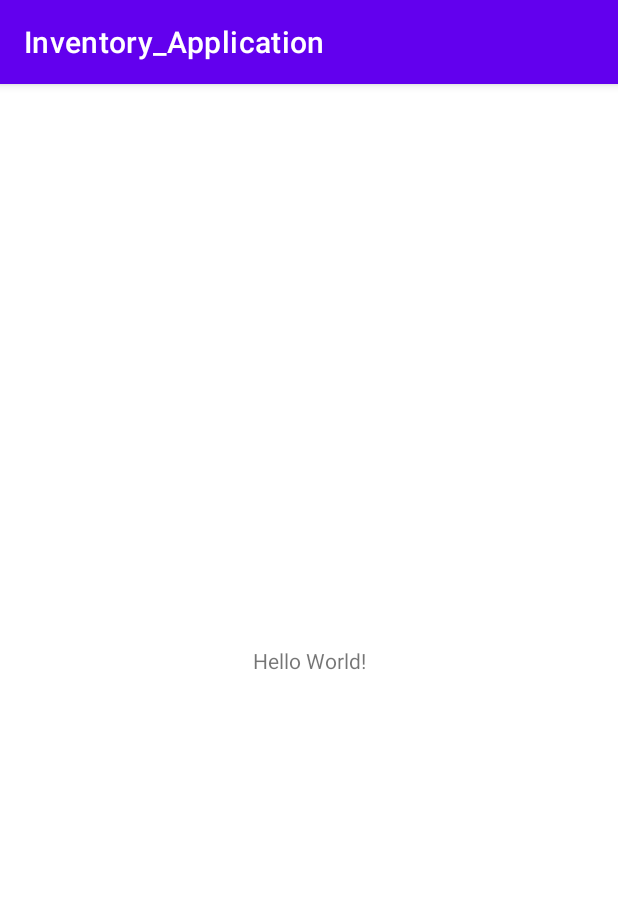
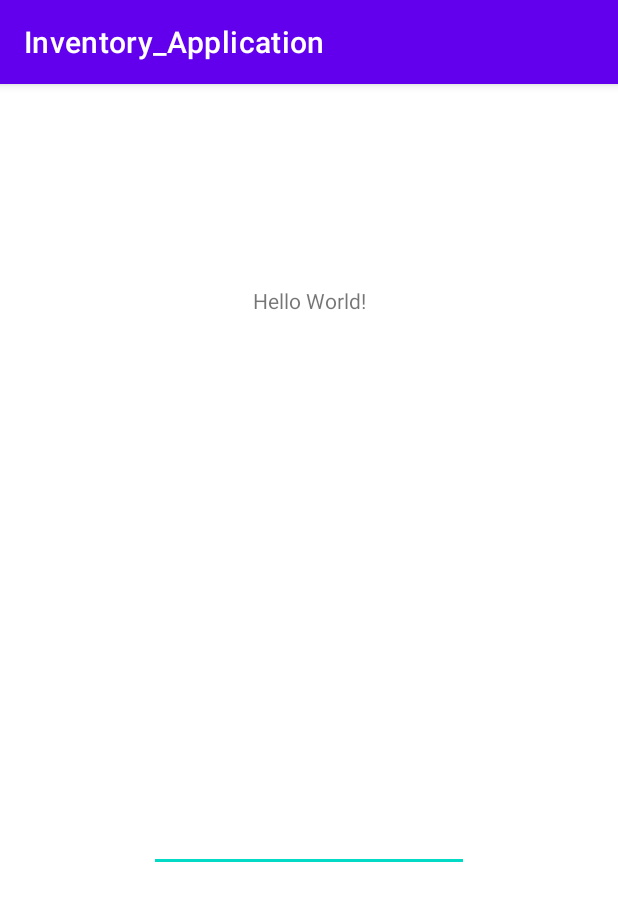
Before and after one commit to P-Burk/Inventory_Application, an Android app: the screen it shows after launch (MainActivity), on a phone screen of 412 x 824 dp. Shown: the top 901 px of the screen. Run offline under Robolectric (Android 15) with nearby library versions, the phone set to English and light mode, and no system bars.

```diff
--- a/app/src/main/res/layout/activity_main.xml
+++ b/app/src/main/res/layout/activity_main.xml
@@ -6,13 +6,31 @@
     android:layout_height="match_parent"
     tools:context=".MainActivity">
 
+    <EditText
+        android:id="@+id/editTextTextPassword"
+        android:layout_width="wrap_content"
+        android:layout_height="wrap_content"
+        android:layout_marginStart="89dp"
+        android:layout_marginTop="100dp"
+        android:layout_marginEnd="89dp"
+        android:ems="10"
+        android:inputType="textPassword"
+        android:autofillHints="password"
+        app:layout_constraintBottom_toBottomOf="parent"
+        app:layout_constraintEnd_toEndOf="parent"
+        app:layout_constraintStart_toStartOf="parent"
+        app:layout_constraintTop_toTopOf="parent"
+        app:layout_constraintVertical_bias="0.61" />
+
     <TextView
+        android:id="@+id/textView"
         android:layout_width="wrap_content"
         android:layout_height="wrap_content"
         android:text="Hello World!"
         app:layout_constraintBottom_toBottomOf="parent"
         app:layout_constraintEnd_toEndOf="parent"
         app:layout_constraintStart_toStartOf="parent"
-        app:layout_constraintTop_toTopOf="parent" />
+        app:layout_constraintTop_toTopOf="parent"
+        app:layout_constraintVertical_bias="0.18" />
 
 </androidx.constraintlayout.widget.ConstraintLayout>
```
